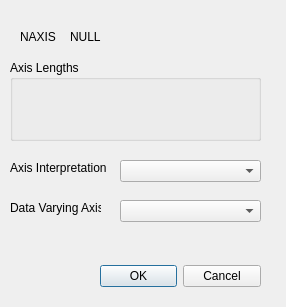
Ehlmann-research-group/WISER, file src/wiser/gui/ui_files/fits_spectra_dialog.ui: the form before one commit.
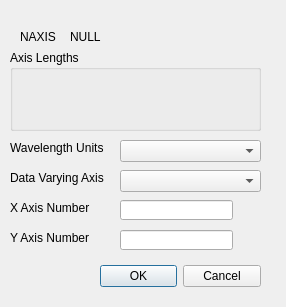
The form after the commit.

Commit message: Fits spectral dialog lets user choose x/y axis numbers

Diff of the .ui file:
```diff
--- a/src/wiser/gui/ui_files/fits_spectra_dialog.ui
+++ b/src/wiser/gui/ui_files/fits_spectra_dialog.ui
@@ -46,7 +46,7 @@
    <property name="geometry">
     <rect>
      <x>10</x>
-     <y>60</y>
+     <y>50</y>
      <width>251</width>
      <height>81</height>
     </rect>
@@ -59,7 +59,7 @@
    <property name="geometry">
     <rect>
      <x>120</x>
-     <y>160</y>
+     <y>140</y>
      <width>141</width>
      <height>22</height>
     </rect>
@@ -69,13 +69,13 @@
    <property name="geometry">
     <rect>
      <x>10</x>
-     <y>160</y>
+     <y>140</y>
      <width>101</width>
      <height>16</height>
     </rect>
    </property>
    <property name="text">
-    <string>Axis Interpretation</string>
+    <string>Wavelength Units</string>
    </property>
   </widget>
   <widget class="QLabel" name="naxis_field">
@@ -91,12 +91,38 @@
     <string>NULL</string>
    </property>
   </widget>
+  <widget class="QLabel" name="x_axis_label">
+   <property name="geometry">
+    <rect>
+     <x>10</x>
+     <y>200</y>
+     <width>91</width>
+     <height>16</height>
+    </rect>
+   </property>
+   <property name="text">
+    <string>X Axis Number</string>
+   </property>
+  </widget>
+  <widget class="QLabel" name="y_axis_label">
+   <property name="geometry">
+    <rect>
+     <x>10</x>
+     <y>230</y>
+     <width>91</width>
+     <height>16</height>
+    </rect>
+   </property>
+   <property name="text">
+    <string>Y Axis Number</string>
+   </property>
+  </widget>
   <widget class="QLabel" name="data_vary_label">
    <property name="geometry">
     <rect>
      <x>10</x>
-     <y>200</y>
-     <width>91</width>
+     <y>170</y>
+     <width>101</width>
      <height>16</height>
     </rect>
    </property>
@@ -108,12 +134,35 @@
    <property name="geometry">
     <rect>
      <x>120</x>
-     <y>200</y>
+     <y>170</y>
      <width>141</width>
      <height>22</height>
     </rect>
    </property>
   </widget>
+  <widget class="QLineEdit" name="x_axis_line_edit">
+   <property name="geometry">
+    <rect>
+     <x>120</x>
+     <y>200</y>
+     <width>113</width>
+     <height>20</height>
+    </rect>
+   </property>
+  </widget>
+  <widget class="QLineEdit" name="y_axis_line_edit">
+   <property name="geometry">
+    <rect>
+     <x>120</x>
+     <y>230</y>
+     <width>113</width>
+     <height>20</height>
+    </rect>
+   </property>
+   <property name="text">
+    <string/>
+   </property>
+  </widget>
  </widget>
  <resources/>
  <connections>
```
Left out of the diff: 4 changed lines with no effect on the pictures. The commit also changes 3 other files.
